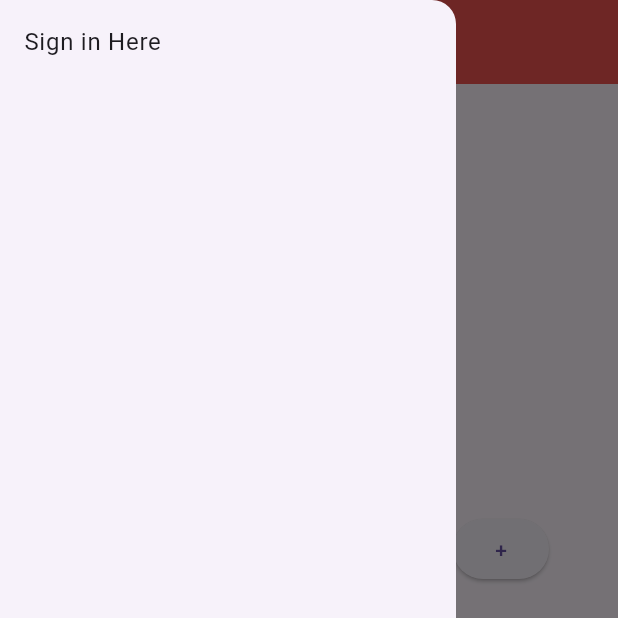
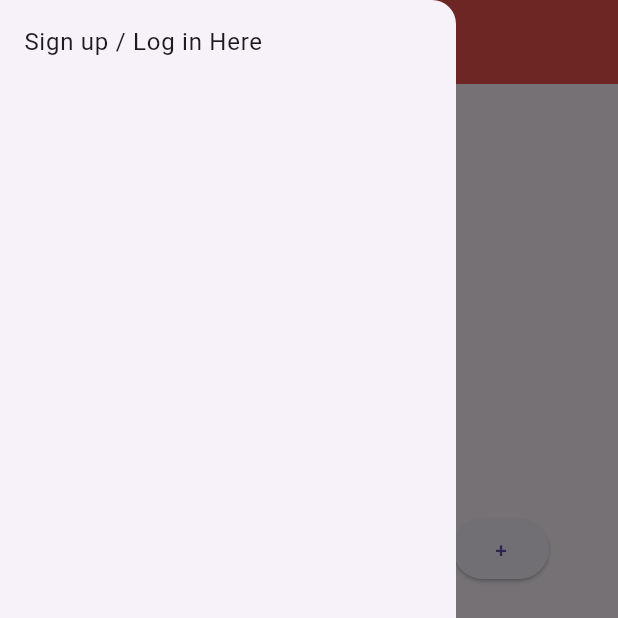
Before and after one commit to AdnanKhaleeli/MetronomeAPP, a Flutter app: the screen it shows after launch, in the side drawer, after a tap on "Start", on a phone screen of 412 x 824 dp, the top half of it. Run offline on Flutter 3.47's test engine with Material 3 defaults, Android fonts, the phone set to English and light mode, and no system bars; our stand-ins replace audioplayers; missing offline and left inert: mongo_dart.

Commit message:
Made the code more reusable

```diff
--- a/lib/main.dart
+++ b/lib/main.dart
@@ -8,6 +8,7 @@ import 'settings.dart';
 
 // App
 void main() async {
+  WidgetsFlutterBinding.ensureInitialized(); // Ensure initialization of Flutter bindings
   var db = DatabaseHelper();
   await db.init();
 
@@ -21,11 +22,12 @@ class MyApp extends StatelessWidget {
   @override
   Widget build(BuildContext context) {
     return MaterialApp(
-      home: MetronomeApp(),
+      title: 'Metronome App',
       initialRoute: '/',
       routes: {
-        '/sign_in': (context) => SignIn()
-       }
+        '/': (context) => MetronomeApp(),
+        '/sign_in': (context) => SignIn(), // Define the sign-in route
+      },
     );
   }
 }
@@ -38,44 +40,29 @@ class MetronomeApp extends StatefulWidget {
 class _MetronomeAppState extends State<MetronomeApp> {
   double _bpm = 60;
   final player = AudioPlayer();
-  bool playing = true;
+  bool playing = false; // Change default to false
 
   @override
   Widget build(BuildContext context) {
-    return MaterialApp(
-      home: Scaffold(
+    return Scaffold(
       appBar: AppBar(
         title: const Text('Metronome App'),
         centerTitle: true,
         backgroundColor: Colors.red[400],
       ),
-        drawer: Drawer(
-            child: ListView(
-          padding: const EdgeInsets.all(0),
-          children: <Widget>[
-            ListTile(
-              title: const Text('Sign in Here'),
-              onTap: () {
-                 Navigator.pushNamed(context, '/sign_in');
-              },
-            )
-          ],
-        )),
+      drawer: CustomDrawer(),
       body: Column(
         mainAxisAlignment: MainAxisAlignment.center,
         children: [
           Text('BPM: ${_bpm.toInt()}'),
           Row(
             mainAxisAlignment: MainAxisAlignment.center,
-
-              //adding a slider for the BPM
-              //min: 40, max: 200
             children: [
               ElevatedButton(
                 onPressed: () {
                   setState(() {
                     if (_bpm > 40) {
-                        _bpm = _bpm - 1;
+                      _bpm -= 1;
                     }
                   });
                 },
@@ -85,10 +72,8 @@ class _MetronomeAppState extends State<MetronomeApp> {
                 min: 40,
                 max: 200,
                 value: _bpm,
-                  //If changed, new value is newBPM
                 onChanged: (newBPM) {
                   setState(() {
-                      //setting the BPM to new BPM
                     _bpm = newBPM;
                   });
                 },
@@ -97,7 +82,7 @@ class _MetronomeAppState extends State<MetronomeApp> {
                 onPressed: () {
                   setState(() {
                     if (_bpm < 199) {
-                        _bpm = _bpm + 1;
+                      _bpm += 1;
                     }
                   });
                 },
@@ -106,41 +91,26 @@ class _MetronomeAppState extends State<MetronomeApp> {
             ],
           ),
           Row(
-              //centering an axis along the center of the screen
             mainAxisAlignment: MainAxisAlignment.center,
-              //underneath the axis, add buttons(children)
             children: [
               ElevatedButton(
-                  //when pressed, start the metronome
                 onPressed: () async {
                   playing = true;
+                  while (playing) {
+                    double oneBeat = 60 / _bpm;
+                    double waitTime = oneBeat - 0.156;
 
-                    //looping the sound
-                    while (playing) {
-                      //calculation desired duration of one beat in seconds
-                      double oneBeat = 60 / _bpm;
-
-                      //length of tick_sound is 0.022. length of one beat - length of tick sound is wait time
-                      double waitTime = oneBeat - 0.156;
-                      //setting source of the audio file
                     await player.setSource(AssetSource('tick_sound_156.wav'));
-
-                      await player.setVolume(10000000);
-                      //playing the audio file
+                    await player.setVolume(1.0);
                     await player.resume();
-                      //delaying the loop (length of tick sound)
                     await Future.delayed(Duration(milliseconds: 156));
-                      //delaying the loop(length of wait time
-                      await Future.delayed(
-                          Duration(milliseconds: (waitTime * 1000).toInt()));
-                      //Now, one full beat has been completed. The loop will loop again!
+                    await Future.delayed(Duration(milliseconds: (waitTime * 1000).toInt()));
                   }
                 },
                 child: Text('Start'),
               ),
               SizedBox(width: 20),
               ElevatedButton(
-                  //when pressed, stop the metronome
                 onPressed: () {
                   playing = false;
                   player.stop();
@@ -170,7 +140,7 @@ class _MetronomeAppState extends State<MetronomeApp> {
           Row(mainAxisAlignment: MainAxisAlignment.center, children: [
             ElevatedButton(
               onPressed: () {},
-                child: Text('♩', style: new TextStyle(fontSize: 50.0)),
+              child: Text('♩', style: TextStyle(fontSize: 50.0)),
             ),
             ElevatedButton(
               onPressed: () {},
@@ -184,11 +154,29 @@ class _MetronomeAppState extends State<MetronomeApp> {
               onPressed: () {},
               child: Text('♬', style: TextStyle(fontSize: 50.0)),
             )
-            ])
+          ]),
         ],
       ),
-      ),
-
     );
   }
 }
+
+// Custom Drawer
+class CustomDrawer extends StatelessWidget {
+  @override
+  Widget build(BuildContext context) {
+    return Drawer(
+      child: ListView(
+        padding: const EdgeInsets.all(0),
+        children: <Widget>[
+          ListTile(
+            title: const Text('Sign up / Log in Here'),
+            onTap: () {
+              Navigator.pushNamed(context, '/sign_in');
+            },
+          ),
+        ],
+      ),
+    );
+  }
+}
```
Also changed, not shown: lib/sign_in.dart (+9 -8 lines), 1 other file. Lines whose indentation alone changed are shown as unchanged.
